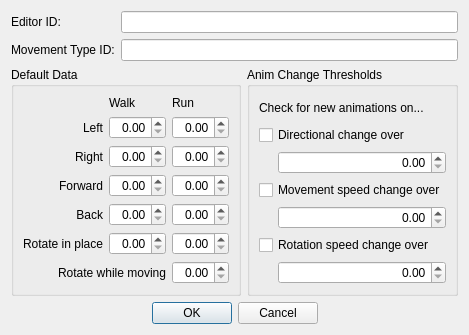
Above: native/src/DovahKit/ui/form_windows/movement_type.ui from DavidJCobb/DovahKit before the change. Below: the same form after it.
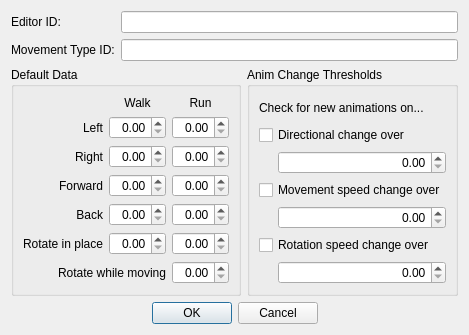
That is the form after the change.

Patch:
```diff
--- a/native/src/DovahKit/ui/form_windows/movement_type.ui
+++ b/native/src/DovahKit/ui/form_windows/movement_type.ui
@@ -53,6 +53,9 @@
           <property name="text">
            <string>Run</string>
           </property>
+          <property name="alignment">
+           <set>Qt::AlignCenter</set>
+          </property>
          </widget>
         </item>
         <item row="2" column="2">
@@ -109,6 +112,9 @@
           <property name="text">
            <string>Walk</string>
           </property>
+          <property name="alignment">
+           <set>Qt::AlignCenter</set>
+          </property>
          </widget>
         </item>
         <item row="1" column="0">
```
